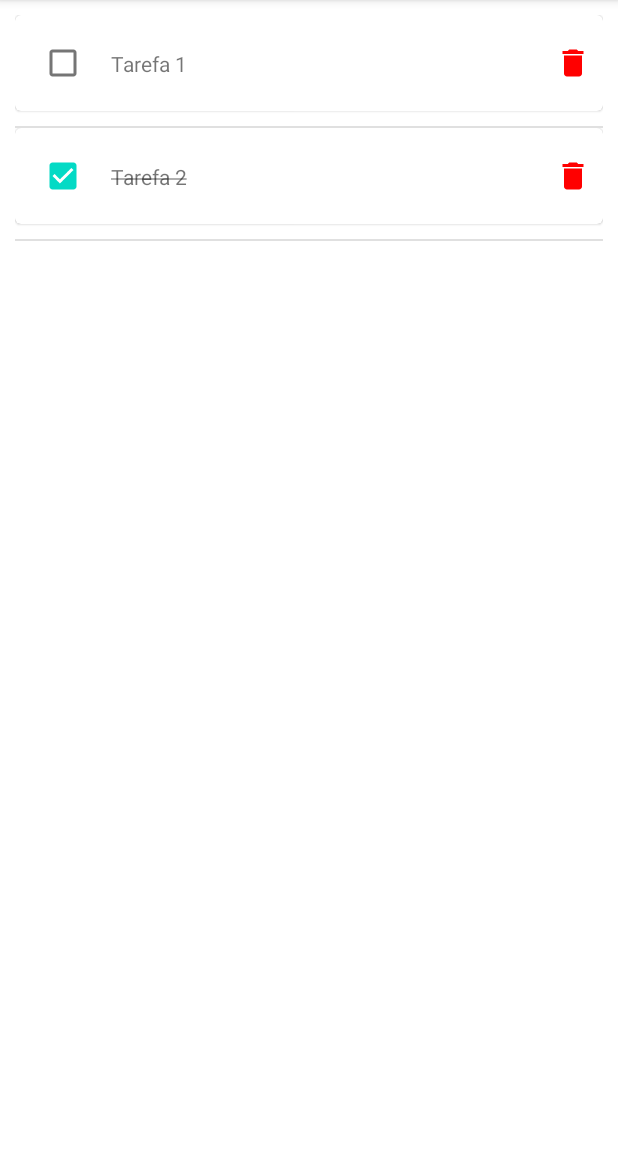
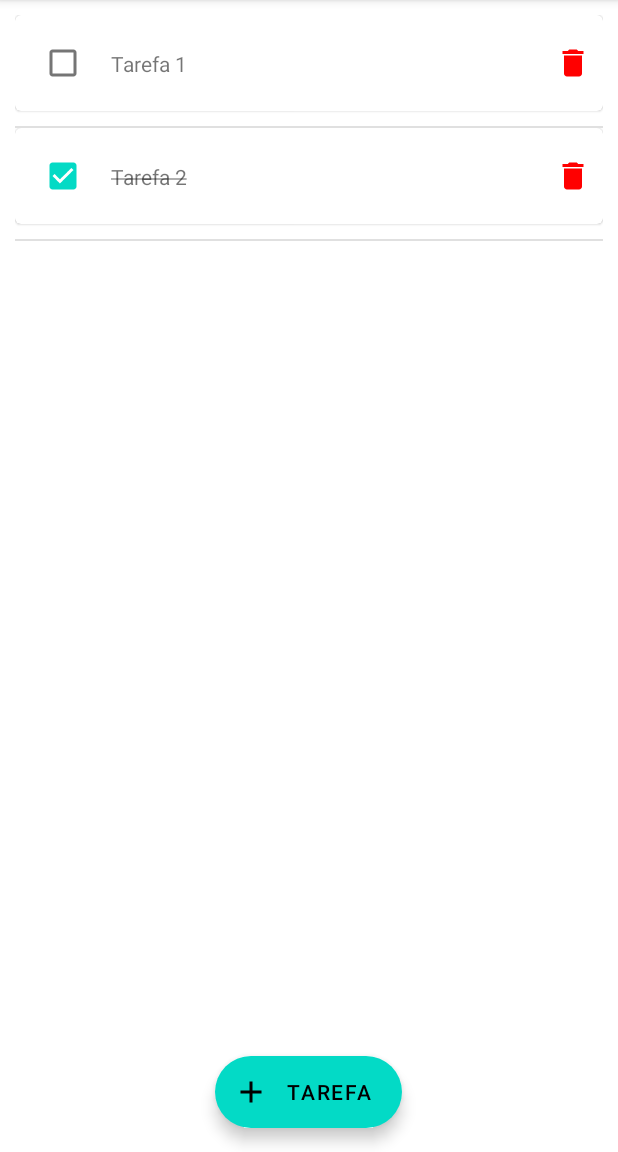
Before and after one commit to anthonyceegp/cursoandroidaula27, an Android app: the screen it shows after launch (MainActivity), on a phone screen of 412 x 824 dp, the part 84-1236 px from its top. Run offline under Robolectric (Android 15) with nearby library versions, the phone set to English and light mode, and no system bars.

Commit message:
adiciona botão ao layout

```diff
--- /dev/null
+++ b/ExercicioAula27/app/src/main/res/drawable/ic_baseline_add_24.xml
@@ -0,0 +1,10 @@
+<vector xmlns:android="http://schemas.android.com/apk/res/android"
+    android:width="24dp"
+    android:height="24dp"
+    android:viewportWidth="24"
+    android:viewportHeight="24"
+    android:tint="?attr/colorControlNormal">
+  <path
+      android:fillColor="@android:color/white"
+      android:pathData="M19,13h-6v6h-2v-6H5v-2h6V5h2v6h6v2z"/>
+</vector>
--- a/ExercicioAula27/app/src/main/res/layout/activity_main.xml
+++ b/ExercicioAula27/app/src/main/res/layout/activity_main.xml
@@ -3,11 +3,29 @@
     xmlns:tools="http://schemas.android.com/tools"
     android:layout_width="match_parent"
     android:layout_height="match_parent"
+    xmlns:app="http://schemas.android.com/apk/res-auto"
     tools:context=".todolist.view.MainActivity">
 
-    <FrameLayout
-        android:id="@+id/container"
-        android:layout_width="match_parent"
-        android:layout_height="match_parent" />
+    <androidx.coordinatorlayout.widget.CoordinatorLayout
+    android:layout_width="match_parent"
+    android:layout_height="match_parent">
+
+        <FrameLayout
+            android:id="@+id/container"
+            android:layout_width="match_parent"
+            android:layout_height="match_parent" />
+
+        <com.google.android.material.floatingactionbutton.ExtendedFloatingActionButton
+            android:id="@+id/btnAddNewTodo"
+            android:layout_width="wrap_content"
+            android:layout_height="wrap_content"
+            android:layout_margin="16dp"
+            android:layout_gravity="bottom|center"
+            android:contentDescription="@string/button_description"
+            android:text="@string/tarefa"
+            app:icon="@drawable/ic_baseline_add_24"/>
+
+    </androidx.coordinatorlayout.widget.CoordinatorLayout>
+
 
 </androidx.constraintlayout.widget.ConstraintLayout>
--- a/ExercicioAula27/app/src/main/res/values/strings.xml
+++ b/ExercicioAula27/app/src/main/res/values/strings.xml
@@ -4,4 +4,5 @@
     <string name="hello_blank_fragment">Hello blank fragment</string>
     <string name="tarefa">Tarefa</string>
     <string name="deletar">Deletar</string>
+    <string name="button_description">Button add new ToDo</string>
 </resources>
```
